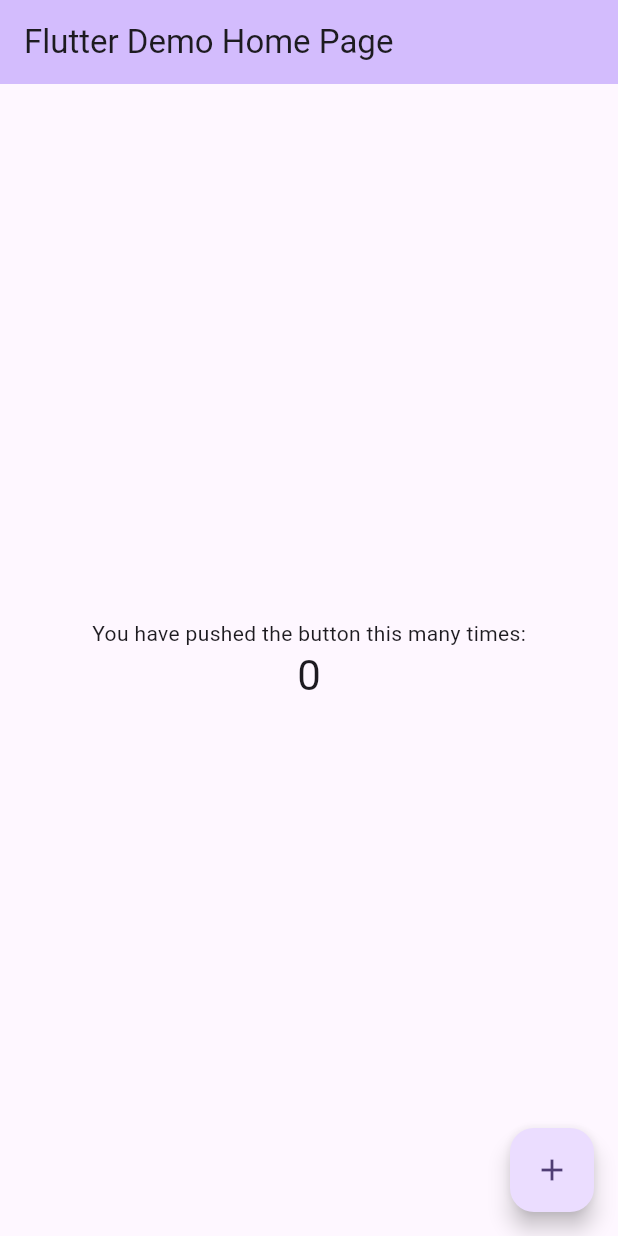
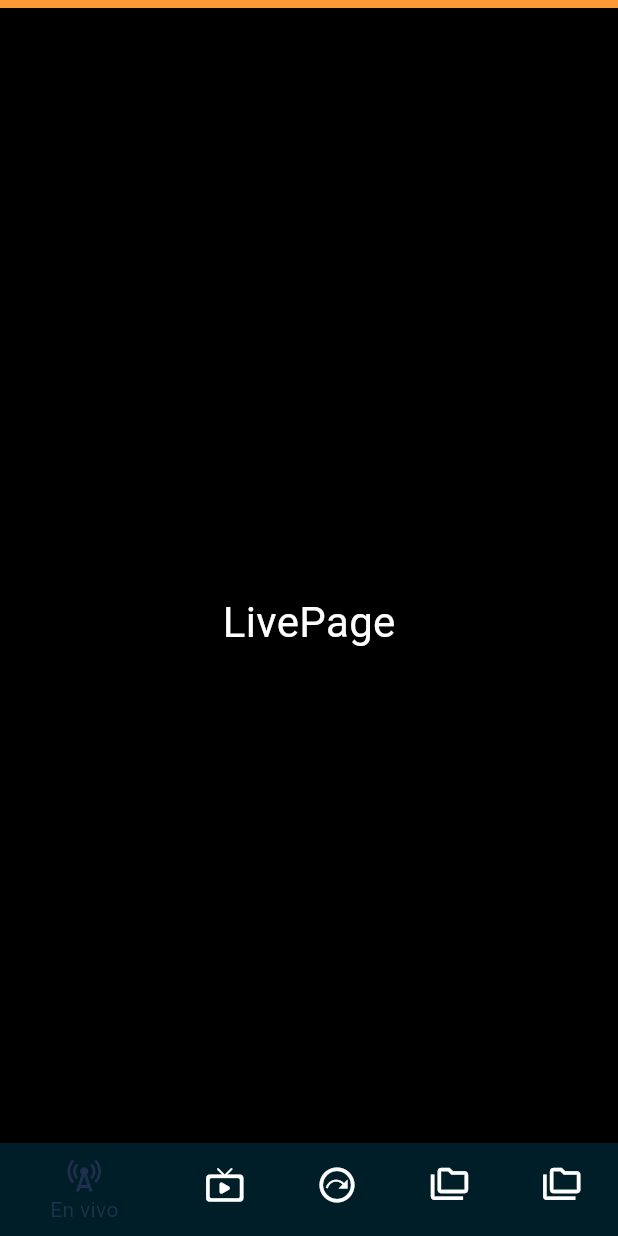
Before and after one commit to Alopez2500/meteorito-app, a Flutter app: the screen it shows after launch, on a phone screen of 412 x 824 dp. Run offline on Flutter 3.47's test engine with Material 3 defaults, Android fonts, the phone set to English and light mode, and no system bars; our stand-ins replace flutter_riverpod, go_router.

Commit message:
Implementando vistas y enrutamiento de la app

```diff
--- /dev/null
+++ b/lib/config/router/app_router.dart
@@ -0,0 +1,121 @@
+import 'package:flutter/material.dart';
+import 'package:go_router/go_router.dart';
+import 'package:meteorito_app/view/page/main/main_layout.dart';
+
+/// Clave global para el navegador raíz.
+/// Permite controlar la navegación desde cualquier parte de la app.
+final GlobalKey<NavigatorState> rootNavigatorKey = GlobalKey<NavigatorState>();
+
+/// Crea una página con transición de deslizamiento horizontal.
+/// [child] es el widget que se mostrará en la página.
+CustomTransitionPage buildSlideTransitionPage(Widget child) {
+  return CustomTransitionPage(
+    child: child,
+    transitionsBuilder: (context, animation, secondaryAnimation, child) {
+      const begin = Offset(1.0, 0.0);
+      const end = Offset.zero;
+      const curve = Curves.easeInOut;
+      final tween = Tween(begin: begin, end: end).chain(CurveTween(curve: curve));
+      return SlideTransition(position: animation.drive(tween), child: child);
+    },
+  );
+}
+
+/// Router principal de la aplicación.
+/// Define todas las rutas y sus transiciones.
+/// Usa páginas mock si las reales aún no existen.
+final appRouter = GoRouter(
+  initialLocation: '/live',
+  navigatorKey: rootNavigatorKey,
+  routes: [
+    ShellRoute(
+      builder: (context, state, child) => MainLayout(child: child),
+      routes: [
+        // Ruta: En vivo
+        GoRoute(
+          path: '/live',
+          pageBuilder: (context, state) => buildSlideTransitionPage(const MockPage(title: 'LivePage')),
+        ),
+        // Ruta: Resultados en vivo
+        GoRoute(
+          path: '/live_score',
+          pageBuilder: (context, state) => CustomTransitionPage(
+            child: const MockPage(title: 'ResultLivePage'),
+            transitionsBuilder: (context, animation, secondaryAnimation, child) {
+              return FadeTransition(opacity: animation, child: child);
+            },
+          ),
+        ),
+        // Ruta: Categorías
+        GoRoute(
+          path: '/categories',
+          pageBuilder: (context, state) => buildSlideTransitionPage(const MockPage(title: 'CategoryPage')),
+        ),
+        // Ruta: Campeonatos (con parámetros extra)
+        GoRoute(
+          path: '/championships',
+          pageBuilder: (context, state) {
+            // Puedes usar los parámetros extra si los necesitas en el futuro
+            // final extraData = state.extra as Map<String, dynamic>?;
+            return buildSlideTransitionPage(const MockPage(title: 'ChampionshipComponent'));
+          },
+        ),
+        // Ruta: Próximos eventos
+        GoRoute(
+          path: '/next_events',
+          pageBuilder: (context, state) => buildSlideTransitionPage(const MockPage(title: 'UpcomingEvents')),
+        ),
+        // Ruta: Canales de TV
+        GoRoute(
+          path: '/channels_tv',
+          pageBuilder: (context, state) => buildSlideTransitionPage(const MockPage(title: 'ChannelTvPage')),
+        ),
+        // Ruta: Información / Ajustes
+        GoRoute(
+          path: '/settings',
+          pageBuilder: (context, state) => buildSlideTransitionPage(const MockPage(title: 'InfoPage')),
+        ),
+        // Ruta: Filtro de partidos (mock de parámetros)
+        GoRoute(
+          path: '/fitlter_match',
+          name: "filter_match",
+          pageBuilder: (context, state) {
+            // final params = state.extra as FilterMatchScreenParams;
+            return buildSlideTransitionPage(const MockPage(title: 'MatchesByChampionship'));
+          },
+        ),
+        // Ruta: Tabla de posiciones (mock de parámetros)
+        GoRoute(
+          path: '/table_positions',
+          name: "table_positions",
+          pageBuilder: (context, state) {
+            // final leagueModel = state.extra as LeagueModel?;
+            return buildSlideTransitionPage(const MockPage(title: 'TablePositions'));
+          },
+        ),
+      ],
+    ),
+    // Redirección raíz
+    GoRoute(path: '/', redirect: (_, __) => '/live'),
+  ],
+);
+
+/// Página mock para evitar errores de compilación.
+/// Muestra solo el nombre de la pantalla.
+class MockPage extends StatelessWidget {
+  final String title;
+  const MockPage({super.key, required this.title});
+
+  @override
+  Widget build(BuildContext context) {
+    return Scaffold(
+      backgroundColor: Colors.black,
+      body: Center(
+        child: Text(
+          title,
+          style: const TextStyle(color: Colors.white, fontSize: 28),
+        ),
+      ),
+    );
+  }
+}
--- /dev/null
+++ b/lib/config/theme/app_theme.dart
@@ -0,0 +1,111 @@
+import 'package:flutter/material.dart';
+
+/// Lista de colores personalizados usados en el tema.
+/// Puedes acceder a ellos por índice para mantener consistencia en la app.
+const colorList = <Color>[
+  Color.fromARGB(255, 255, 132, 0),   // Naranja principal
+  Color.fromARGB(255, 252, 252, 252), // Blanco
+  Color.fromARGB(255, 249, 84, 25),   // Rojo
+  Color.fromARGB(255, 213, 255, 60),  // Verde claro
+  Color.fromARGB(255, 32, 212, 1),    // Verde
+];
+
+/// Clase que define el tema visual de la aplicación.
+/// Personaliza colores, tipografías y estilos de los componentes principales.
+class AppTheme {
+  /// Devuelve la configuración de [ThemeData] para la app.
+  ThemeData getTheme() => ThemeData(
+    useMaterial3: true, // Activa el diseño Material 3.
+    primaryColor: colorList[0], // Color principal de la app (naranja).
+    scaffoldBackgroundColor: Colors.black, // Fondo de las pantallas principales.
+    canvasColor: Colors.black, // Fondo para elementos tipo canvas.
+    splashColor: Colors.white24, // Color del efecto splash al pulsar botones.
+
+    /// Esquema de colores general para la app.
+    colorScheme: ColorScheme.dark(
+      primary: colorList[0], // Color primario (naranja).
+      secondary: colorList[2], // Color secundario (rojo).
+      background: Colors.black, // Fondo general.
+      surface: Colors.grey[900]!, // Fondo de superficies (tarjetas, menús).
+      onPrimary: Colors.black, // Color sobre el primario (texto/íconos).
+      onSecondary: Colors.white, // Color sobre el secundario.
+      onBackground: Colors.white, // Color sobre el fondo.
+      onSurface: Colors.white, // Color sobre superficies.
+    ),
+
+    /// Estilo de la barra superior de la app.
+    appBarTheme: const AppBarTheme(
+      backgroundColor: Colors.black, // Fondo de la AppBar.
+      foregroundColor: Colors.white, // Color de íconos y texto.
+      elevation: 0, // Sin sombra.
+      centerTitle: true, // Centra el título.
+      titleTextStyle: TextStyle(
+        color: Colors.white,
+        fontWeight: FontWeight.bold,
+        fontSize: 20,
+      ),
+    ),
+
+    /// Estilo de la barra inferior.
+    bottomAppBarTheme: const BottomAppBarTheme(
+      color: Colors.black,
+      elevation: 4,
+    ),
+
+    /// Estilo del botón flotante.
+    floatingActionButtonTheme: FloatingActionButtonThemeData(
+      backgroundColor: colorList[0], // Naranja.
+      foregroundColor: Colors.black, // Ícono negro.
+    ),
+
+    /// Estilo de los botones elevados.
+    elevatedButtonTheme: ElevatedButtonThemeData(
+      style: ElevatedButton.styleFrom(
+        backgroundColor: colorList[0], // Naranja.
+        foregroundColor: Colors.black, // Texto negro.
+        shape: RoundedRectangleBorder(
+          borderRadius: BorderRadius.circular(12), // Bordes redondeados.
+        ),
+        textStyle: const TextStyle(fontWeight: FontWeight.bold),
+      ),
+    ),
+
+    /// Estilo de los campos de texto (inputs).
+    inputDecorationTheme: InputDecorationTheme(
+      filled: true,
+      fillColor: Colors.grey[850], // Fondo oscuro para inputs.
+      border: OutlineInputBorder(
+        borderRadius: BorderRadius.circular(12),
+        borderSide: BorderSide(color: colorList[0]), // Borde naranja.
+      ),
+      focusedBorder: OutlineInputBorder(
+        borderRadius: BorderRadius.circular(12),
+        borderSide: BorderSide(color: colorList[0], width: 2), // Borde más grueso al enfocar.
+      ),
+      labelStyle: const TextStyle(color: Colors.white70), // Color de las etiquetas.
+      hintStyle: const TextStyle(color: Colors.white38), // Color de los hints.
+    ),
+
+    /// Estilos de los textos en la app.
+    textTheme: const TextTheme(
+      titleLarge: TextStyle(color: Colors.white, fontWeight: FontWeight.bold),
+      titleMedium: TextStyle(color: Colors.white70),
+      titleSmall: TextStyle(color: Colors.white60),
+      bodyLarge: TextStyle(color: Colors.white),
+      bodyMedium: TextStyle(color: Colors.white70),
+      bodySmall: TextStyle(color: Colors.white60),
+      labelLarge: TextStyle(color: Colors.white),
+      labelMedium: TextStyle(color: Colors.white70),
+      labelSmall: TextStyle(color: Colors.white60),
+    ),
+
+    /// Color y estilo de los íconos.
+    iconTheme: IconThemeData(color: colorList[0]),
+
+    /// Color de fondo de las tarjetas.
+    cardColor: Colors.grey[900],
+
+    /// Color de las líneas divisorias.
+    dividerColor: Colors.white24,
+  );
+}
--- /dev/null
+++ b/lib/config/util/colors_app.dart
@@ -0,0 +1,32 @@
+import 'package:flutter/material.dart';
+
+/// Paleta de colores centralizada siguiendo el estándar E3.
+/// Nomenclatura: [tipo][Elemento][Color/Estado]
+class AppColors {
+  // Colores principales de marca
+  static const Color primary = Color(0xFFFF9933); // Naranja principal
+  static const Color secondary = Color(0xFF0066CC); // Azul secundario
+
+  // Colores de estado
+  static const Color success = Color(0xFF00CC66); // Verde éxito
+  static const Color error = Color(0xFFFF3333); // Rojo error
+  static const Color warning = Color(0xFFFFC107); // Amarillo advertencia
+  static const Color info = Color(0xFF2196F3); // Azul informativo
+
+  // Colores de fondo y superficies
+  static const Color background = Color(0xFF001E28); // Fondo general
+  static const Color surface = Color(0xFF00151C); // Fondo de tarjetas
+  static const Color modalBackground = Colors.white; // Fondo de modales
+
+  // Colores de texto
+  static const Color textPrimary = Colors.white;
+  static const Color textSecondary = Color(0xFFB0BEC5); // Gris claro
+
+  // Colores de bordes y detalles
+  static const Color border = Colors.white;
+  static const Color borderStrong = Color(0xFF2C2C3E);
+
+  // Colores utilitarios
+  static const Color hourBackground = Color(0xFF002A36); // Fondo para hora
+  static const Color gray = Color(0xFF202F4D); // Gris utilitario
+}
--- a/lib/main.dart
+++ b/lib/main.dart
@@ -1,122 +1,88 @@
 import 'package:flutter/material.dart';
+import 'package:flutter_riverpod/flutter_riverpod.dart';
+import 'package:intl/date_symbol_data_local.dart';
+import 'package:meteorito_app/config/router/app_router.dart';
+import 'package:meteorito_app/config/theme/app_theme.dart';
+import 'package:meteorito_app/view/page/main/app_sync_wraper.dart';
+import 'package:meteorito_app/widgets/splash_screen.dart';
 
-void main() {
-  runApp(const MyApp());
+Future<void> main() async {
+  WidgetsFlutterBinding.ensureInitialized();
+  await initializeDateFormatting();
+  runApp(const ProviderScope(child: AppSyncWrapper(child: MainApp())));
 }
 
 class MyApp extends StatelessWidget {
   const MyApp({super.key});
 
-  // This widget is the root of your application.
   @override
   Widget build(BuildContext context) {
     return MaterialApp(
-      title: 'Flutter Demo',
       theme: ThemeData(
-        // This is the theme of your application.
-        //
-        // TRY THIS: Try running your application with "flutter run". You'll see
-        // the application has a purple toolbar. Then, without quitting the app,
-        // try changing the seedColor in the colorScheme below to Colors.green
-        // and then invoke "hot reload" (save your changes or press the "hot
-        // reload" button in a Flutter-supported IDE, or press "r" if you used
-        // the command line to start the app).
-        //
-        // Notice that the counter didn't reset back to zero; the application
-        // state is not lost during the reload. To reset the state, use hot
-        // restart instead.
-        //
-        // This works for code too, not just values: Most code changes can be
-        // tested with just a hot reload.
         colorScheme: ColorScheme.fromSeed(seedColor: Colors.deepPurple),
       ),
-      home: const MyHomePage(title: 'Flutter Demo Home Page'),
+      home: const MainApp(),
     );
   }
 }
 
-class MyHomePage extends StatefulWidget {
-  const MyHomePage({super.key, required this.title});
-
-  // This widget is the home page of your application. It is stateful, meaning
-  // that it has a State object (defined below) that contains fields that affect
-  // how it looks.
-
-  // This class is the configuration for the state. It holds the values (in this
-  // case the title) provided by the parent (in this case the App widget) and
-  // used by the build method of the State. Fields in a Widget subclass are
-  // always marked "final".
-
-  final String title;
+class MainApp extends ConsumerStatefulWidget {
+  const MainApp({super.key});
 
   @override
-  State<MyHomePage> createState() => _MyHomePageState();
+  MainAppState createState() => MainAppState();
 }
 
-class _MyHomePageState extends State<MyHomePage> {
-  int _counter = 0;
+class MainAppState extends ConsumerState<MainApp> {
+  @override
+  void initState() {
+    super.initState();
+  }
 
-  void _incrementCounter() {
-    setState(() {
-      // This call to setState tells the Flutter framework that something has
-      // changed in this State, which causes it to rerun the build method below
-      // so that the display can reflect the updated values. If we changed
-      // _counter without calling setState(), then the build method would not be
-      // called again, and so nothing would appear to happen.
-      _counter++;
+  @override
+  Widget build(BuildContext context) {
+    initializeDateFormatting();
+    return MaterialApp.router(
+      color: Colors.blueAccent,
+      routerConfig: appRouter,
+      debugShowCheckedModeBanner: false,
+      theme: AppTheme().getTheme(),
+      builder: (context, child) => SplashWrapper(child: child!),
+    );
+  }
+}
+
+/// Wrapper que muestra el SplashScreen unos segundos y luego el contenido real.
+class SplashWrapper extends ConsumerStatefulWidget {
+  final Widget child;
+
+  const SplashWrapper({super.key, required this.child});
+
+  @override
+  _SplashWrapperState createState() => _SplashWrapperState();
+}
+
+class _SplashWrapperState extends ConsumerState<SplashWrapper> {
+  bool _showSplash = true;
+
+  @override
+  void initState() {
+    super.initState();
+    // Espera 2 segundos y luego muestra el contenido real
+    Future.delayed(const Duration(seconds: 2), () {
+      if (mounted) {
+        setState(() {
+          _showSplash = false;
+        });
+      }
     });
   }
 
   @override
   Widget build(BuildContext context) {
-    // This method is rerun every time setState is called, for instance as done
-    // by the _incrementCounter method above.
-    //
-    // The Flutter framework has been optimized to make rerunning build methods
-    // fast, so that you can just rebuild anything that needs updating rather
-    // than having to individually change instances of widgets.
-    return Scaffold(
-      appBar: AppBar(
-        // TRY THIS: Try changing the color here to a specific color (to
-        // Colors.amber, perhaps?) and trigger a hot reload to see the AppBar
-        // change color while the other colors stay the same.
-        backgroundColor: Theme.of(context).colorScheme.inversePrimary,
-        // Here we take the value from the MyHomePage object that was created by
-        // the App.build method, and use it to set our appbar title.
-        title: Text(widget.title),
-      ),
-      body: Center(
-        // Center is a layout widget. It takes a single child and positions it
-        // in the middle of the parent.
-        child: Column(
-          // Column is also a layout widget. It takes a list of children and
-          // arranges them vertically. By default, it sizes itself to fit its
-          // children horizontally, and tries to be as tall as its parent.
-          //
-          // Column has various properties to control how it sizes itself and
-          // how it positions its children. Here we use mainAxisAlignment to
-          // center the children vertically; the main axis here is the vertical
-          // axis because Columns are vertical (the cross axis would be
-          // horizontal).
-          //
-          // TRY THIS: Invoke "debug painting" (choose the "Toggle Debug Paint"
-          // action in the IDE, or press "p" in the console), to see the
-          // wireframe for each widget.
-          mainAxisAlignment: MainAxisAlignment.center,
-          children: <Widget>[
-            const Text('You have pushed the button this many times:'),
-            Text(
-              '$_counter',
-              style: Theme.of(context).textTheme.headlineMedium,
-            ),
-          ],
-        ),
-      ),
-      floatingActionButton: FloatingActionButton(
-        onPressed: _incrementCounter,
-        tooltip: 'Increment',
-        child: const Icon(Icons.add),
-      ), // This trailing comma makes auto-formatting nicer for build methods.
-    );
+    if (_showSplash) {
+      return const SplashScreen();
+    }
+    return widget.child;
   }
 }
--- /dev/null
+++ b/lib/view/page/main/app_sync_wraper.dart
@@ -0,0 +1,13 @@
+import 'package:flutter/material.dart';
+import 'package:flutter_riverpod/flutter_riverpod.dart';
+
+class AppSyncWrapper extends ConsumerWidget {
+  const AppSyncWrapper({super.key, required this.child});
+
+  final Widget child;
+
+  @override
+  Widget build(BuildContext context, WidgetRef ref) {
+    return child;
+  }
+}
--- /dev/null
+++ b/lib/view/page/main/main_layout.dart
@@ -0,0 +1,112 @@
+import 'package:flutter/material.dart';
+import 'package:flutter/services.dart';
+import 'package:flutter_riverpod/flutter_riverpod.dart';
+import 'package:go_router/go_router.dart';
+import 'package:meteorito_app/config/util/colors_app.dart';
+
+class MainLayout extends ConsumerStatefulWidget {
+  final Widget child;
+
+  const MainLayout({super.key, required this.child});
+
+  @override
+  MainLayoutState createState() => MainLayoutState();
+}
+
+class MainLayoutState extends ConsumerState<MainLayout> {
+  final GlobalKey _bottomNavKey = GlobalKey();
+
+  @override
+  void initState() {
+    SystemChrome.setEnabledSystemUIMode(SystemUiMode.edgeToEdge);
+    super.initState();
+  }
+
+  @override
+  Widget build(BuildContext context) {
+    return Scaffold(
+      backgroundColor: AppColors.primary,
+      extendBody: true,
+      extendBodyBehindAppBar: true,
+      body: Padding(
+        padding: EdgeInsets.only(
+          top: MediaQuery.of(context).padding.top,
+          // bottom: MediaQuery.of(context).padding.bottom + _bottomNavHeight,
+          bottom: MediaQuery.of(context).padding.bottom,
+        ),
+        child: Column(
+          mainAxisSize: MainAxisSize.min,
+          children: [
+            // BannerContainer(AdSize.banner),
+            // ContentNotification(),
+            SizedBox(height: 5),
+            Expanded(child: widget.child),
+          ],
+        ),
+      ),
+
+      bottomNavigationBar: Theme(
+        data: Theme.of(
+          context,
+        ).copyWith(splashColor: Colors.black, highlightColor: AppColors.gray),
+        child: BottomNavigationBar(
+          key: _bottomNavKey,
+          iconSize: 27,
+          useLegacyColorScheme: true,
+          selectedItemColor: AppColors.gray,
+          unselectedItemColor: Colors.white,
+          selectedLabelStyle: TextStyle(color: AppColors.gray),
+          // Opcional
+          unselectedLabelStyle: TextStyle(color: Colors.white),
+          // Opcional
+          currentIndex: ref.watch(itemMenuProvider),
+          onTap: (index) => _onItemTapped(index, context),
+          items: [
+            BottomNavigationBarItem(
+              backgroundColor: AppColors.background,
+              icon: Icon(Icons.cell_tower),
+              label: "En vivo",
+            ),
+            BottomNavigationBarItem(
+              backgroundColor: AppColors.gray,
+              icon: Icon(Icons.live_tv_rounded),
+              label: "TV",
+            ),
+            BottomNavigationBarItem(
+              backgroundColor: AppColors.gray,
+              icon: Icon(Icons.next_plan_outlined, size: 28),
+              label: "Prox. Eventos",
+            ),
+            BottomNavigationBarItem(
+              backgroundColor: AppColors.gray,
+              icon: Icon(Icons.folder_copy_outlined),
+              label: "Categorias",
+            ),
+
+            BottomNavigationBarItem(
+              backgroundColor: AppColors.gray,
+              icon: Icon(Icons.folder_copy_outlined),
+              label: "Info",
+            ),
+          ],
+        ),
+      ),
+    );
+  }
+
+  // Función para cambiar de página al hacer clic en un botón
+  void _onItemTapped(int index, BuildContext context) {
+    final routes = [
+      '/live',
+      '/channels_tv',
+      '/next_events',
+      '/categories',
+      '/settings',
+    ];
+    ref.read(itemMenuProvider.notifier).state = index;
+    context.go(routes[index]);
+  }
+
+  final itemMenuProvider = StateProvider<int>((ref) => 0);
+
+}
--- /dev/null
+++ b/lib/widgets/splash_screen.dart
@@ -0,0 +1,61 @@
+import 'package:flutter/material.dart';
+
+/// Pantalla de presentación (SplashScreen) que se muestra al iniciar la app.
+/// Incluye logo, animación de carga y mensaje descriptivo.
+class SplashScreen extends StatelessWidget {
+  const SplashScreen({super.key});
+
+  @override
+  Widget build(BuildContext context) {
+    return Scaffold(
+      extendBody: true,
+      extendBodyBehindAppBar: true,
+      // Fondo con gradiente para mayor atractivo visual
+      body: Container(
+        decoration: const BoxDecoration(
+          gradient: LinearGradient(
+            colors: [
+              Color(0xFF181818),
+              Color(0xFF232526),
+              Color(0xFF414345),
+            ],
+            begin: Alignment.topCenter,
+            end: Alignment.bottomCenter,
+          ),
+        ),
+        child: Center(
+          child: Column(
+            mainAxisAlignment: MainAxisAlignment.center,
+            children: [
+              // Logo de la app (puedes cambiar el icono por tu logo)
+              Icon(
+                Icons.sports_soccer,
+                size: 72,
+                color: Colors.orangeAccent,
+              ),
+              const SizedBox(height: 32),
+              // Animación de carga
+              CircularProgressIndicator(
+                valueColor: AlwaysStoppedAnimation<Color>(Colors.orangeAccent),
+                backgroundColor: Colors.white24,
+                strokeWidth: 5,
+              ),
+              const SizedBox(height: 24),
+              // Mensaje de carga
+              const Text(
+                "Cargando eventos y configuraciones...",
+                style: TextStyle(
+                  color: Colors.white70,
+                  fontSize: 18,
+                  fontWeight: FontWeight.w500,
+                  letterSpacing: 0.5,
+                ),
+                textAlign: TextAlign.center,
+              ),
+            ],
+          ),
+        ),
+      ),
+    );
+  }
+}
--- a/pubspec.yaml
+++ b/pubspec.yaml
@@ -34,6 +34,12 @@ dependencies:
   # The following adds the Cupertino Icons font to your application.
   # Use with the CupertinoIcons class for iOS style icons.
   cupertino_icons: ^1.0.8
+  #ConsumerStatefulWidget es una clase proporcionada por la librería flutter_riverpod. Permite crear widgets con estado que pueden consumir providers de Riverpod y reaccionar a sus cambios
+  flutter_riverpod: ^2.6.1
+  #initializeDateFormatting es una función de la librería intl de Dart, utilizada para inicializar la localización de formatos de fecha y hora.
+  intl: ^0.20.2
+  #CustomTransitionPage es parte de go_router y permite definir transiciones personalizadas entre páginas.
+  go_router: ^14.8.1
 
 dev_dependencies:
   flutter_test:
```
Also changed, not shown: pubspec.lock.
